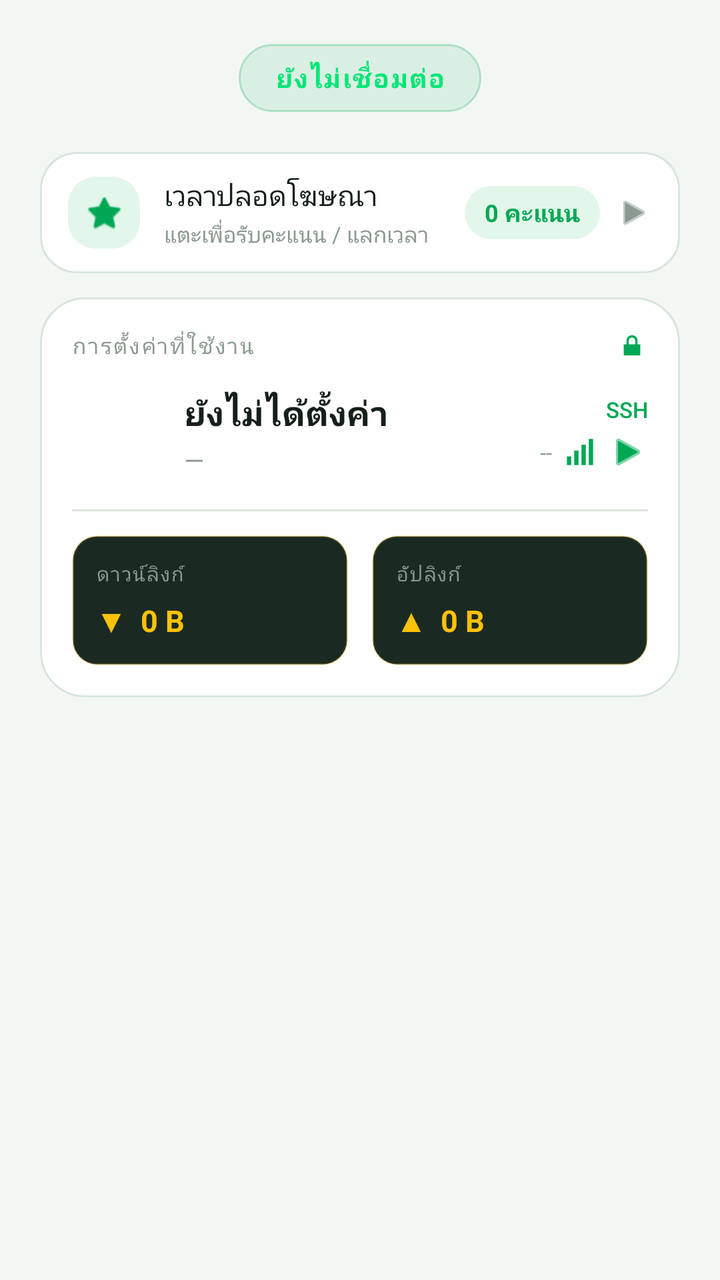
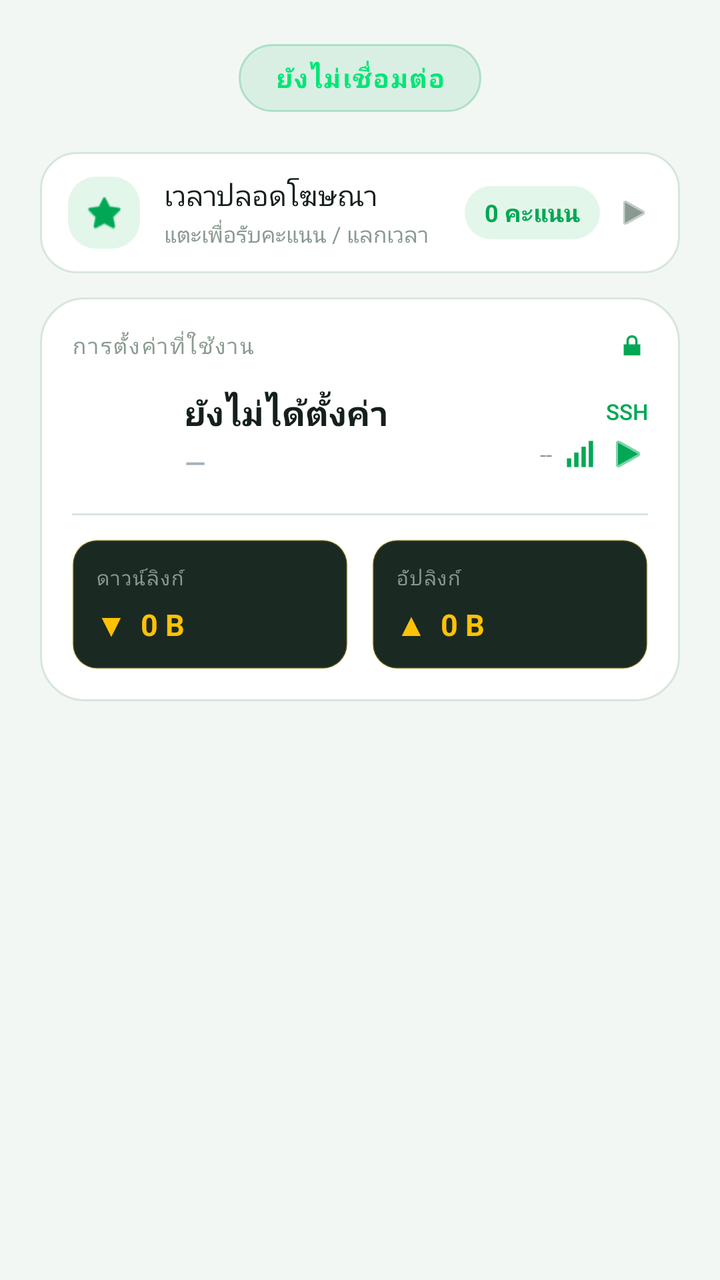

Two renders of the same Android screen: before a commit and after it. Below are the layout's source before the change and the commit's diff.
<!-- AndroidManifest.xml: application theme Theme.MyApp -->
<!-- res/layout/page_connection_main.xml -->
<?xml version="1.0" encoding="utf-8"?>
<ScrollView xmlns:android="http://schemas.android.com/apk/res/android"
    xmlns:app="http://schemas.android.com/apk/res-auto"
    android:layout_width="match_parent"
    android:layout_height="match_parent"
    android:fillViewport="true"
    android:scrollbars="none"
    android:background="@color/window_background">

    <LinearLayout
        android:layout_width="match_parent"
        android:layout_height="wrap_content"
        android:orientation="vertical"
        android:paddingHorizontal="20dp"
        android:paddingTop="4dp"
        android:paddingBottom="28dp">

        
        <com.example.vpn.ui.ConnectButtonView
            android:id="@+id/btnConnect"
            android:layout_width="0dp"
            android:layout_height="0dp"
            android:visibility="gone" />

        
        <LinearLayout
            android:layout_width="match_parent"
            android:layout_height="wrap_content"
            android:layout_marginTop="18dp"
            android:gravity="center_horizontal"
            android:orientation="vertical">

            <TextView
                android:id="@+id/txtStatus"
                android:layout_width="wrap_content"
                android:layout_height="wrap_content"
                android:background="@drawable/bg_status_chip"
                android:fontFamily="sans-serif-medium"
                android:gravity="center"
                android:letterSpacing="0.06"
                android:text="@string/status_not_connected"
                android:textColor="#00E676"
                android:textSize="13sp"
                android:textStyle="bold" />

            <TextView
                android:id="@+id/txtSession"
                android:layout_width="wrap_content"
                android:layout_height="wrap_content"
                android:layout_marginTop="8dp"
                android:fontFamily="monospace"
                android:text="00:00:00"
                android:textColor="@color/text_muted"
                android:textSize="11sp"
                android:visibility="gone" />
        </LinearLayout>

        
        <LinearLayout
            android:id="@+id/adFreeCard"
            android:layout_width="match_parent"
            android:layout_height="wrap_content"
            android:layout_marginTop="20dp"
            android:background="@drawable/bg_adfree_row"
            android:clickable="true"
            android:focusable="true"
            android:foreground="?attr/selectableItemBackground"
            android:gravity="center_vertical"
            android:orientation="horizontal"
            android:paddingHorizontal="14dp"
            android:paddingVertical="12dp">

            <FrameLayout
                android:layout_width="36dp"
                android:layout_height="36dp">

                <View
                    android:layout_width="match_parent"
                    android:layout_height="match_parent"
                    android:background="@drawable/bg_stat_mini" />

                <ImageView
                    android:layout_width="20dp"
                    android:layout_height="20dp"
                    android:layout_gravity="center"
                    android:src="@android:drawable/btn_star_big_on"
                    app:tint="@color/accent_green"
                    android:contentDescription="@string/ad_free_time" />
            </FrameLayout>

            <LinearLayout
                android:layout_width="0dp"
                android:layout_height="wrap_content"
                android:layout_marginStart="12dp"
                android:layout_weight="1"
                android:orientation="vertical">

                <TextView
                    android:layout_width="wrap_content"
                    android:layout_height="wrap_content"
                    android:text="@string/ad_free_time"
                    android:textColor="@color/text_primary"
                    android:textSize="14sp"
                    android:fontFamily="sans-serif-medium" />

                <TextView
                    android:layout_width="wrap_content"
                    android:layout_height="wrap_content"
                    android:layout_marginTop="2dp"
                    android:text="@string/adfree_tap_hint"
                    android:textColor="@color/text_muted"
                    android:textSize="11sp" />
            </LinearLayout>

            <TextView
                android:id="@+id/txtAdFreeTime"
                android:layout_width="wrap_content"
                android:layout_height="wrap_content"
                android:background="@drawable/bg_stat_mini"
                android:paddingHorizontal="10dp"
                android:paddingVertical="5dp"
                android:text="@string/pts_zero"
                android:textColor="@color/accent_green"
                android:textSize="12sp"
                android:textStyle="bold" />

            <ImageView
                android:layout_width="18dp"
                android:layout_height="18dp"
                android:layout_marginStart="8dp"
                android:src="@android:drawable/ic_media_play"
                app:tint="@color/text_muted"
                android:contentDescription="@null" />
        </LinearLayout>

        
        <LinearLayout
            android:id="@+id/configCard"
            android:layout_width="match_parent"
            android:layout_height="wrap_content"
            android:layout_marginTop="12dp"
            android:background="@drawable/bg_card_elevated"
            android:clickable="true"
            android:focusable="true"
            android:foreground="?attr/selectableItemBackground"
            android:orientation="vertical"
            android:padding="16dp">

            
            <LinearLayout
                android:layout_width="match_parent"
                android:layout_height="wrap_content"
                android:gravity="center_vertical"
                android:orientation="horizontal">

                <TextView
                    android:layout_width="0dp"
                    android:layout_height="wrap_content"
                    android:layout_weight="1"
                    android:letterSpacing="0.08"
                    android:text="@string/active_configuration"
                    android:textAllCaps="true"
                    android:textColor="@color/text_muted"
                    android:textSize="11sp"
                    android:fontFamily="sans-serif-medium" />

                <ImageView
                    android:id="@+id/imgConfigIcon"
                    android:layout_width="16dp"
                    android:layout_height="16dp"
                    android:src="@android:drawable/ic_lock_lock"
                    app:tint="@color/accent_green"
                    android:contentDescription="@null" />
            </LinearLayout>

            
            <LinearLayout
                android:layout_width="match_parent"
                android:layout_height="wrap_content"
                android:layout_marginTop="14dp"
                android:gravity="center_vertical"
                android:orientation="horizontal">

                <FrameLayout
                    android:layout_width="44dp"
                    android:layout_height="44dp"
                    android:background="@drawable/bg_flag_frame">

                    <ImageView
                        android:id="@+id/imgConfigFlag"
                        android:layout_width="match_parent"
                        android:layout_height="match_parent"
                        android:layout_margin="3dp"
                        android:scaleType="centerCrop"
                        android:contentDescription="@null" />
                </FrameLayout>

                <LinearLayout
                    android:layout_width="0dp"
                    android:layout_height="wrap_content"
                    android:layout_marginStart="12dp"
                    android:layout_weight="1"
                    android:orientation="vertical">

                    <TextView
                        android:id="@+id/txtConfigName"
                        android:layout_width="match_parent"
                        android:layout_height="wrap_content"
                        android:ellipsize="end"
                        android:maxLines="1"
                        android:text="@string/profile_not_set"
                        android:textColor="@color/text_primary"
                        android:textSize="17sp"
                        android:textStyle="bold"
                        android:fontFamily="sans-serif-medium"
                        android:letterSpacing="0.01" />

                    <TextView
                        android:id="@+id/txtConfigLeft"
                        android:layout_width="match_parent"
                        android:layout_height="wrap_content"
                        android:layout_marginTop="3dp"
                        android:ellipsize="end"
                        android:maxLines="1"
                        android:text="—"
                        android:textColor="@color/text_muted"
                        android:textSize="13sp"
                        android:fontFamily="sans-serif"
                        android:letterSpacing="0.02" />

                    <TextView
                        android:id="@+id/txtConfigRight"
                        android:layout_width="wrap_content"
                        android:layout_height="wrap_content"
                        android:visibility="gone"
                        android:text="" />
                </LinearLayout>

                
                <LinearLayout
                    android:layout_width="wrap_content"
                    android:layout_height="wrap_content"
                    android:gravity="end"
                    android:orientation="vertical">

                    <TextView
                        android:id="@+id/txtConfigProtocol"
                        android:layout_width="wrap_content"
                        android:layout_height="wrap_content"
                        android:text="ssh"
                        android:textAllCaps="true"
                        android:textColor="@color/accent_green"
                        android:textSize="11sp"
                        android:fontFamily="sans-serif-medium" />

                    <LinearLayout
                        android:layout_width="wrap_content"
                        android:layout_height="wrap_content"
                        android:layout_marginTop="4dp"
                        android:gravity="center_vertical"
                        android:orientation="horizontal">

                        <TextView
                            android:id="@+id/txtConfigPing"
                            android:layout_width="wrap_content"
                            android:layout_height="wrap_content"
                            android:text="--"
                            android:textColor="@color/text_muted"
                            android:textSize="11sp" />

                        <ImageView
                            android:id="@+id/imgConfigSignal"
                            android:layout_width="16dp"
                            android:layout_height="16dp"
                            android:layout_marginStart="6dp"
                            android:src="@drawable/ic_signal_0"
                            app:tint="@color/accent_green"
                            android:contentDescription="@null" />

                        <ImageView
                            android:id="@+id/btnConfigArrow"
                            android:layout_width="20dp"
                            android:layout_height="20dp"
                            android:layout_marginStart="6dp"
                            android:src="@android:drawable/ic_media_play"
                            app:tint="@color/accent_green"
                            android:contentDescription="@null" />
                    </LinearLayout>
                </LinearLayout>
            </LinearLayout>

            
            <View
                android:layout_width="match_parent"
                android:layout_height="1dp"
                android:layout_marginTop="16dp"
                android:layout_marginBottom="12dp"
                android:background="@color/divider" />

            
            <LinearLayout
                android:layout_width="match_parent"
                android:layout_height="wrap_content"
                android:orientation="horizontal">

                <LinearLayout
                    android:layout_width="0dp"
                    android:layout_height="wrap_content"
                    android:layout_marginEnd="6dp"
                    android:layout_weight="1"
                    android:background="@drawable/bg_traffic_mini"
                    android:orientation="vertical"
                    android:padding="12dp">

                    <TextView
                        android:layout_width="wrap_content"
                        android:layout_height="wrap_content"
                        android:letterSpacing="0.06"
                        android:text="@string/downlink"
                        android:textColor="@color/text_muted"
                        android:textSize="10sp"
                        android:fontFamily="sans-serif-medium" />

                    <TextView
                        android:id="@+id/txtDownload"
                        android:layout_width="wrap_content"
                        android:layout_height="wrap_content"
                        android:layout_marginTop="6dp"
                        android:text="▼  0 B"
                        android:textColor="@color/traffic_gold"
                        android:textSize="15sp"
                        android:textStyle="bold" />
                </LinearLayout>

                <LinearLayout
                    android:layout_width="0dp"
                    android:layout_height="wrap_content"
                    android:layout_marginStart="6dp"
                    android:layout_weight="1"
                    android:background="@drawable/bg_traffic_mini"
                    android:orientation="vertical"
                    android:padding="12dp">

                    <TextView
                        android:layout_width="wrap_content"
                        android:layout_height="wrap_content"
                        android:letterSpacing="0.06"
                        android:text="@string/uplink"
                        android:textColor="@color/text_muted"
                        android:textSize="10sp"
                        android:fontFamily="sans-serif-medium" />

                    <TextView
                        android:id="@+id/txtUpload"
                        android:layout_width="wrap_content"
                        android:layout_height="wrap_content"
                        android:layout_marginTop="6dp"
                        android:text="▲  0 B"
                        android:textColor="@color/traffic_gold"
                        android:textSize="15sp"
                        android:textStyle="bold" />
                </LinearLayout>
            </LinearLayout>
        </LinearLayout>

    </LinearLayout>
</ScrollView>
<!-- resources referenced by this layout -->
<resources>
  <color name="accent_green">#00A854</color>
  <color name="divider">#D7E6DC</color>
  <color name="text_muted">#8A9A90</color>
  <color name="text_primary">#15201A</color>
  <color name="traffic_gold">#FFC107</color>
  <color name="window_background">#F3F7F4</color>
  <!-- drawable bg_adfree_row (drawable) -->
  <?xml version="1.0" encoding="utf-8"?>
  <shape xmlns:android="http://schemas.android.com/apk/res/android"
      android:shape="rectangle">
      <solid android:color="@color/card_background" />
      <corners android:radius="18dp" />
      <stroke
          android:width="1dp"
          android:color="@color/divider" />
  </shape>
  <!-- drawable bg_card_elevated (drawable) -->
  <?xml version="1.0" encoding="utf-8"?>
  <shape xmlns:android="http://schemas.android.com/apk/res/android"
      android:shape="rectangle">
      <solid android:color="@color/card_background" />
      <corners android:radius="22dp" />
      <stroke
          android:width="1dp"
          android:color="@color/divider" />
  </shape>
  <!-- drawable bg_flag_frame (drawable) -->
  <?xml version="1.0" encoding="utf-8"?>
  <shape xmlns:android="http://schemas.android.com/apk/res/android"
      android:shape="rectangle">
      <solid android:color="#1AFFFFFF" />
      <stroke
          android:width="1.5dp"
          android:color="#33FFFFFF" />
      <corners android:radius="6dp" />
  </shape>
  <!-- drawable bg_stat_mini (drawable) -->
  <?xml version="1.0" encoding="utf-8"?>
  <shape xmlns:android="http://schemas.android.com/apk/res/android"
      android:shape="rectangle">
      <solid android:color="@color/accent_green_soft" />
      <corners android:radius="14dp" />
  </shape>
  <!-- drawable bg_status_chip (drawable) -->
  <?xml version="1.0" encoding="utf-8"?>
  <shape xmlns:android="http://schemas.android.com/apk/res/android"
      android:shape="rectangle">
      <solid android:color="#1A00A854" />
      <corners android:radius="24dp" />
      <stroke
          android:width="1dp"
          android:color="#4000A854" />
      <padding
          android:left="18dp"
          android:top="8dp"
          android:right="18dp"
          android:bottom="8dp" />
  </shape>
  <!-- drawable bg_traffic_mini (drawable) -->
  <?xml version="1.0" encoding="utf-8"?>
  <shape xmlns:android="http://schemas.android.com/apk/res/android"
      android:shape="rectangle">
      <solid android:color="#1A2A22" />
      <corners android:radius="12dp" />
      <stroke
          android:width="1dp"
          android:color="#33FFC107" />
  </shape>
  <string name="active_configuration">การตั้งค่าที่ใช้งาน</string>
  <string name="ad_free_time">เวลาปลอดโฆษณา</string>
  <string name="adfree_tap_hint">แตะเพื่อรับคะแนน / แลกเวลา</string>
  <string name="downlink">ดาวน์ลิงก์</string>
  <string name="profile_not_set">ยังไม่ได้ตั้งค่า</string>
  <string name="pts_zero">0 คะแนน</string>
  <string name="status_not_connected">ยังไม่เชื่อมต่อ</string>
  <string name="uplink">อัปลิงก์</string>
  <color name="card_background">#FFFFFF</color>
  <color name="accent_green_soft">#E3F6EA</color>
  <color name="md_theme_secondary">#4A6356</color>
  <color name="md_theme_on_secondary">#FFFFFF</color>
  <color name="md_theme_secondary_container">#CCE8D7</color>
  <color name="md_theme_on_secondary_container">#062015</color>
  <color name="md_theme_error">#BA1A1A</color>
  <color name="md_theme_on_error">#FFFFFF</color>
  <color name="md_theme_surface_variant">#DCE8E0</color>
  <color name="md_theme_on_surface_variant">#3F4A43</color>
  <color name="md_theme_outline">#C5D4CB</color>
  <color name="status_bar">#F3F7F4</color>
  <color name="bottom_nav_background">#EAF4ED</color>
  <!-- unchanged entries left out for length: 2 -->
</resources>

<!-- the commit's change to res/layout/page_connection_main.xml (unified diff, before → after) -->
@@ -219,14 +219,15 @@
                         android:id="@+id/txtConfigLeft"
                         android:layout_width="match_parent"
                         android:layout_height="wrap_content"
-                        android:layout_marginTop="3dp"
+                        android:layout_marginTop="4dp"
                         android:ellipsize="end"
                         android:maxLines="1"
                         android:text="—"
-                        android:textColor="@color/text_muted"
-                        android:textSize="13sp"
-                        android:fontFamily="sans-serif"
-                        android:letterSpacing="0.02" />
+                        android:textColor="#9EADB8"
+                        android:textSize="13.5sp"
+                        android:fontFamily="sans-serif-medium"
+                        android:letterSpacing="0.03"
+                        android:alpha="0.95" />
 
                     <TextView
                         android:id="@+id/txtConfigRight"
